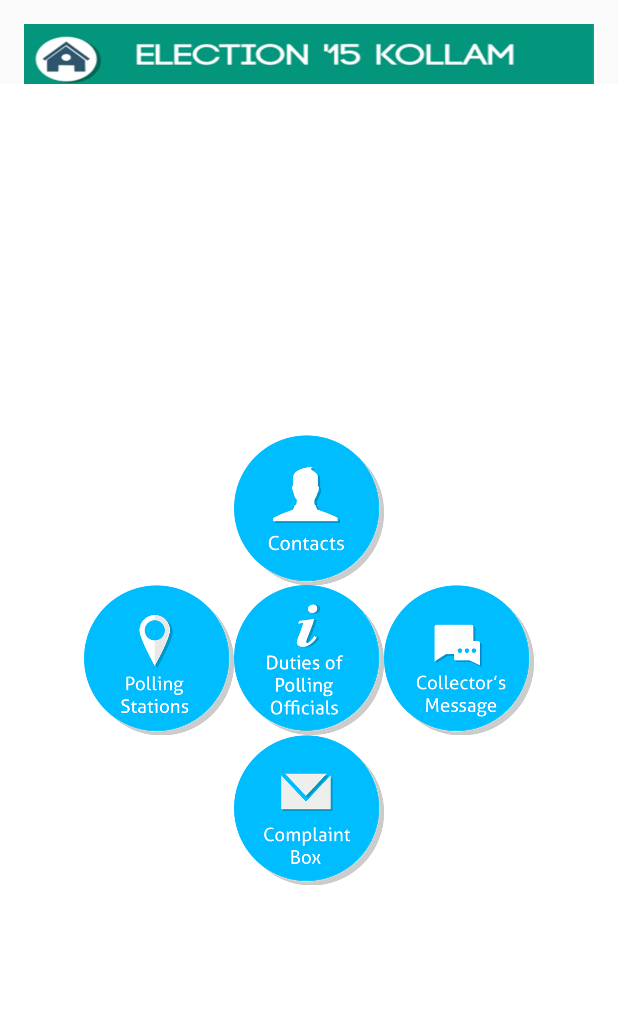
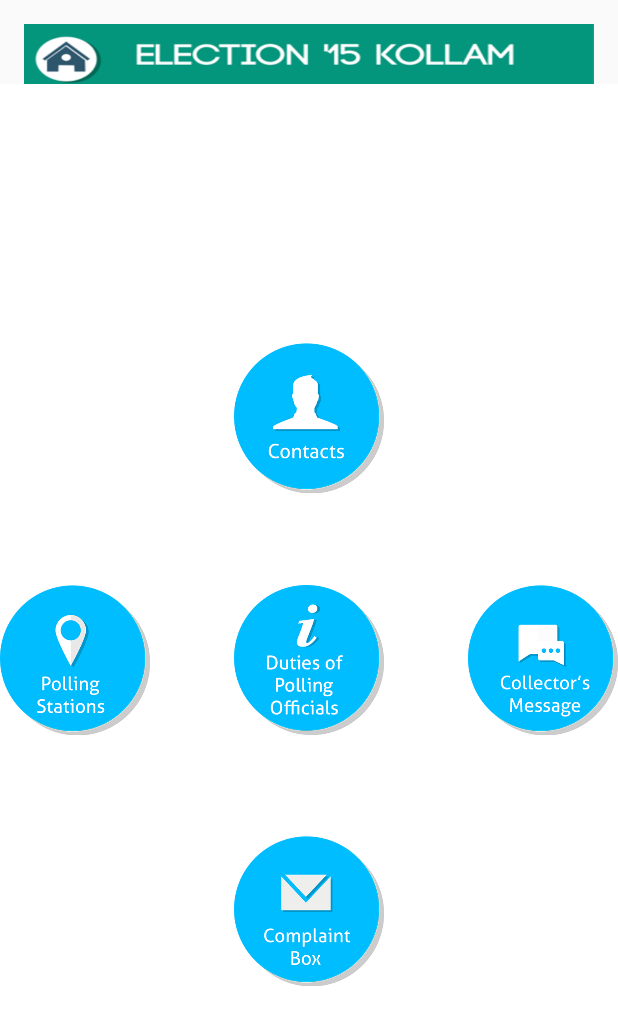
Before and after one commit to rimalmathew/election2015kollam, an Android app: the screen it shows after launch (MainActivity), on a phone screen of 412 x 824 dp. Shown: the top 1025 px of the screen. Run offline under Robolectric (Android 15) with nearby library versions, the phone set to English and light mode, and no system bars.

Commit message:
activity_main.xml changed
The buttons that were close together are now separated.

```diff
--- a/app/src/main/res/layout/activity_main.xml
+++ b/app/src/main/res/layout/activity_main.xml
@@ -13,7 +13,8 @@
        android:background="@drawable/contact_button"
         android:layout_gravity="right"
         android:layout_above="@+id/infoButton"
-        android:layout_centerHorizontal="true" />
+        android:layout_centerHorizontal="true"
+        android:layout_marginBottom="61dp"/>
 
     <Button
         android:layout_width="100dp"
@@ -21,9 +22,9 @@
         android:id="@+id/pollingStationsButton"
         android:padding="10dp"
         android:background="@drawable/polling_button"
-        android:layout_below="@+id/contactsButton"
-        android:layout_toLeftOf="@+id/contactsButton"
-        android:layout_toStartOf="@+id/contactsButton" />
+        android:layout_above="@+id/complaintButton"
+        android:layout_alignParentLeft="true"
+        android:layout_alignParentStart="true" />
 
     <Button
         android:layout_width="100dp"
@@ -33,8 +34,8 @@
         android:background="@drawable/info_button"
         android:layout_gravity="center_horizontal"
         android:layout_centerVertical="true"
-        android:layout_alignLeft="@+id/complaintButton"
-        android:layout_alignStart="@+id/complaintButton" />
+        android:layout_alignLeft="@+id/contactsButton"
+        android:layout_alignStart="@+id/contactsButton" />
 
     <Button
         android:layout_width="100dp"
@@ -43,9 +44,10 @@
         android:padding="10dp"
         android:background="@drawable/complaint_button"
         android:layout_gravity="right"
+        android:layout_marginTop="67dp"
         android:layout_below="@+id/infoButton"
-        android:layout_alignLeft="@+id/contactsButton"
-        android:layout_alignStart="@+id/contactsButton" />
+        android:layout_alignLeft="@+id/infoButton"
+        android:layout_alignStart="@+id/infoButton" />
 
     <Button
         android:layout_width="100dp"
@@ -54,8 +56,8 @@
         android:padding="10dp"
         android:background="@drawable/message_button"
         android:layout_below="@+id/contactsButton"
-        android:layout_toRightOf="@+id/infoButton"
-        android:layout_toEndOf="@+id/infoButton" />
+        android:layout_alignParentRight="true"
+        android:layout_alignParentEnd="true" />
 
 
 </RelativeLayout>
```
